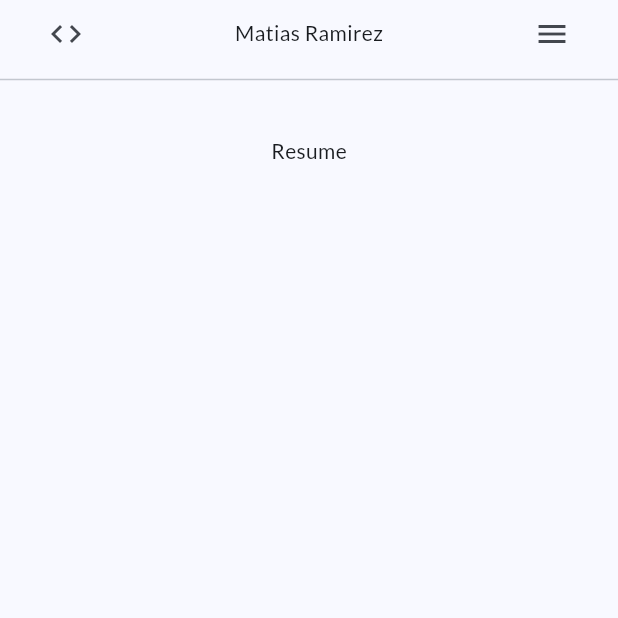
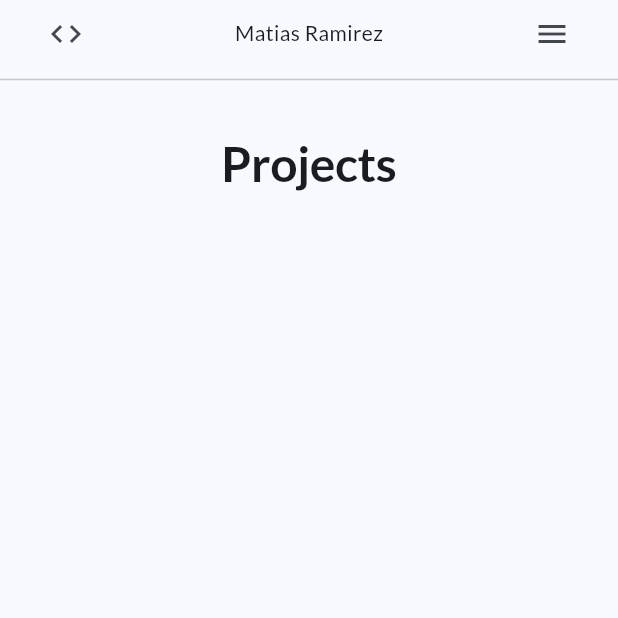
Before and after one commit to ramirezsebas/portfolio, a Flutter app: the screen it shows after launch, after a tap on the "menu" icon, after a tap on "Projects", on a phone screen of 412 x 824 dp, the top half of it. Run offline on Flutter 3.47's test engine with Material 3 defaults, Android fonts, the phone set to English and light mode, and no system bars; our stand-ins replace flutter_riverpod, go_router, google_fonts, riverpod_annotation; generated files the repository leaves out were written again.

Commit message:
Update text styles in education and projects pages

```diff
--- a/lib/pages/projects_page.dart
+++ b/lib/pages/projects_page.dart
@@ -5,10 +5,13 @@ class ProjectsPage extends StatelessWidget {
 
   @override
   Widget build(BuildContext context) {
-    return const Column(
+    return Column(
       children: [
-        Text("Resume"),
-        SizedBox(height: 20),
+        Text(
+          "Projects",
+          style: Theme.of(context).textTheme.displayLarge,
+        ),
+        const SizedBox(height: 20),
       ],
     );
   }
```
Also changed, not shown: lib/pages/education_page.dart (+6 -3 lines).
